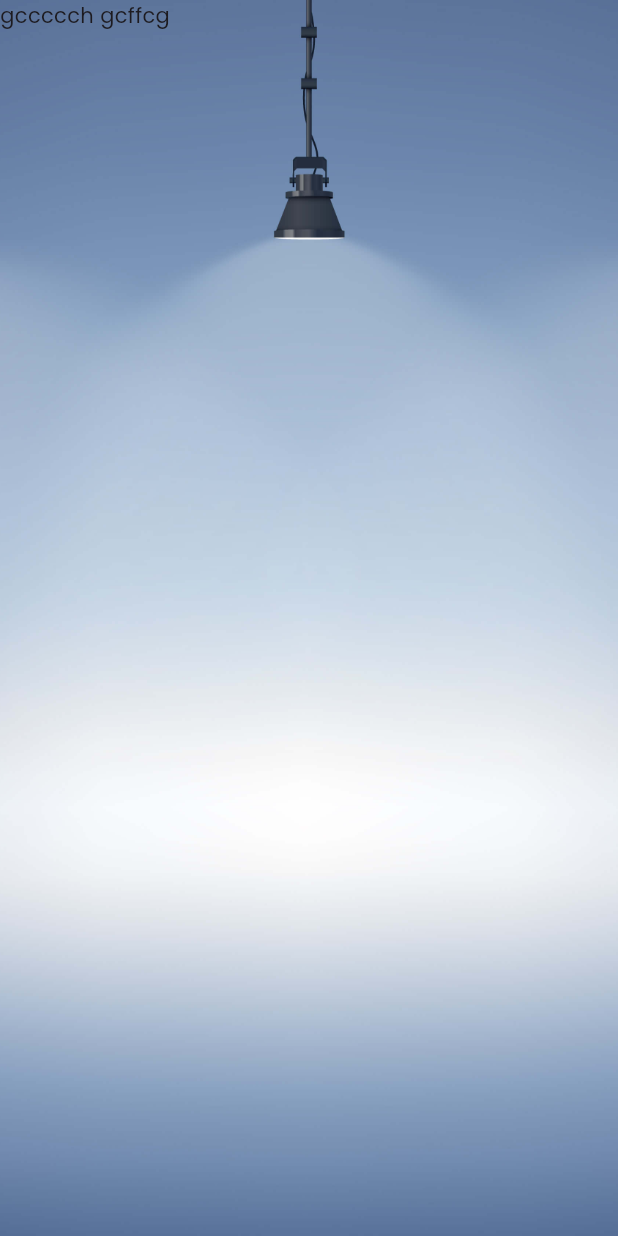
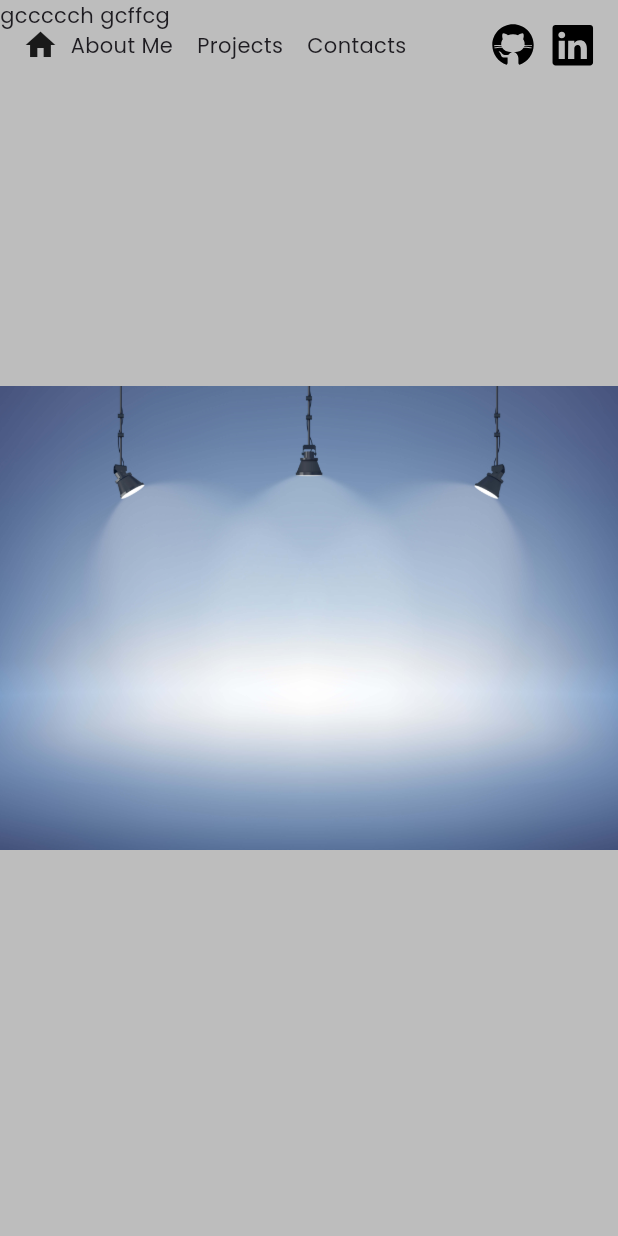
Before and after one commit to nishan-rasheed/portfolio, a Flutter app: the TestScreen screen opened directly, on a phone screen of 412 x 824 dp. Run offline on Flutter 3.47's test engine with Material 3 defaults, Android fonts, the light colour scheme and no system bars; our stand-ins replace flutter_svg, google_fonts, responsive_framework.

Commit message:
new update

```diff
--- a/lib/view/screens/pages/welcome/welcome_screen.dart
+++ b/lib/view/screens/pages/welcome/welcome_screen.dart
@@ -15,7 +15,6 @@ class WelcomeScreenWidget extends StatelessWidget {
   });
 
 
-  String img ='https://images.unsplash.com/photo-1548685913-fe6678babe8d?q=80&w=2038&auto=format&fit=crop&ixlib=rb-4.0.3&ixid=M3wxMjA3fDB8MHxwaG90by1wYWdlfHx8fGVufDB8fHx8fA%3D%3D';
 
   @override
   Widget build(BuildContext context) {
@@ -53,7 +52,7 @@ class WelcomeScreenWidget extends StatelessWidget {
               CommonText(text: AppString.jobTitle,
                  style:ResponsiveBreakpoints.of(context).isDesktop?
                   AppFonts.style60:AppFonts.style30),
-              Spacer(),
+
               CommonAnimatedButton(title: 'Resume')
 
              ],
--- a/lib/view/screens/widgets/home_appbar.dart
+++ b/lib/view/screens/widgets/home_appbar.dart
@@ -28,13 +28,16 @@ class HomeAppbar extends StatelessWidget implements PreferredSizeWidget{
   Widget build(BuildContext context) {
     return Consumer<HomeController>(
       builder: (context, homeValue, child) =>
-       Container(color:homeValue.showAppbar?AppColor.backgroundColor:null,
+       Container(
+       color:homeValue.showAppbar?AppColor.backgroundColor:null,
         height:customAppBarHeight,// kToolbarHeight,
          child: Padding(
            padding: const EdgeInsets.symmetric(horizontal: 15),
            child: Row(
             children: [
-              const Icon(Icons.home),
+              Hero(
+            tag: 'splash',
+            child: Icon(Icons.home,)),
             //  IconButton(
             //   onPressed: (){
             //     Scrollable.ensureVisible(
--- a/lib/view/test_screen.dart
+++ b/lib/view/test_screen.dart
@@ -13,21 +13,28 @@ class TestScreen extends StatelessWidget {
     final w = MediaQuery.of(context).size.width;
     final h = MediaQuery.of(context).size.height;
     return Scaffold(
-      // appBar: AppBar(backgroundColor: Colors.transparent,),
-      body: Container(
-        height: h,width: w,
-        decoration: BoxDecoration(
-          color: Colors.grey.shade400,
-          gradient: LinearGradient(
-            colors: [
-            Colors.amber,
-            Colors.green
-          ]),
-          image: DecorationImage(
-            fit: BoxFit.cover,
-            image: AssetImage(AppAssets.backgroundImg))
-        ),
-        child: CommonText(text: 'gccccch gcffcg'),
+      // extendBodyBehindAppBar: true,
+    //  appBar: HomeAppbar(),
+    //  AppBar(leading: Hero(
+    //         tag: 'splash',
+    //         child: Icon(Icons.home,)),),
+      body: Stack(
+        children: [
+          Container(
+            height: h,width: w,
+            decoration: BoxDecoration(
+              color: Colors.grey.shade400,
+              image: DecorationImage(image: AssetImage(AppAssets.backgroundImg))
+              // gradient: LinearGradient(
+              //   colors: [
+              //   Colors.amber,
+              //   Colors.green
+              // ]),
+            ),
+            child: CommonText(text: 'gccccch gcffcg'),
+          ),
+          HomeAppbar(),
+        ],
       )
     );
   }
```
Also changed, not shown: lib/view/screens/pages/home_body.dart (+4 -6 lines), lib/view/screens/splash_screen.dart (+21 -9 lines).
